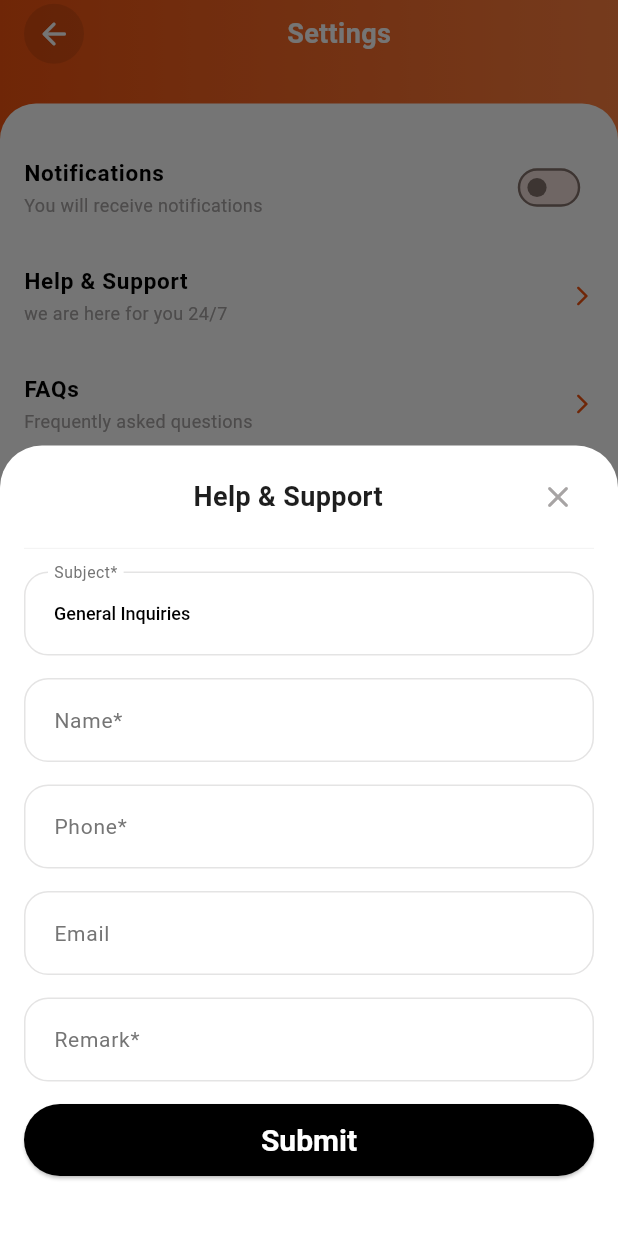
After one commit to jayantaex/Excellis-Travel, a Flutter app: the SettingScreen screen opened by its route, after a tap on "Help & Support", on a phone screen of 412 x 824 dp. The commit adds this screen. Run offline on Flutter 3.47's test engine with Material 3 defaults, Android fonts, the phone set to English and light mode, and no system bars; our stand-ins replace bloc, dio, equatable, firebase_messaging, flutter_bloc, flutter_local_notifications and 8 more; missing offline and left inert: barcode, razorpay_flutter, ticket_widget; accounts and stored records are empty; network calls fail.

Commit message:
settings screen design

```diff
--- a/lib/app_router.dart
+++ b/lib/app_router.dart
@@ -8,6 +8,7 @@ import 'features/legal/legal_module.dart';
 import 'features/notifiaction/notification_module.dart';
 import 'features/profile/profile_module.dart';
 import 'features/profile_management/profile_management_module.dart';
+import 'features/settings/settings_module.dart';
 import 'features/splash/screens/splash_screen.dart';
 import 'features/splash/splash_module.dart';
 import 'features/ticket/ticket_module.dart';
@@ -157,7 +158,13 @@ class AppRouter {
         path: NotificationModule.routePath,
         name: NotificationModule.routeName,
         builder: (context, state) => NotificationModule.builder(),
-      )
+      ),
+      //settings
+      GoRoute(
+        path: SettingsModule.routePath,
+        name: SettingsModule.routeName,
+        builder: (context, state) => SettingsModule.builder(),
+      ),
     ],
     errorBuilder: (context, state) => const Scaffold(
       body: Center(
--- a/lib/core/widgets/app_custom_appbar.dart
+++ b/lib/core/widgets/app_custom_appbar.dart
@@ -48,7 +48,7 @@ class AppCustomAppbar extends StatelessWidget {
                         const Text('CKG',
                             style: TextStyle(
                                 fontSize: 18,
-                                fontWeight: FontWeight.w400,
+                                fontWeight: FontWeight.w600,
                                 color: AppColors.white)),
                         Padding(
                           padding: const EdgeInsets.all(8.0),
@@ -57,14 +57,14 @@ class AppCustomAppbar extends StatelessWidget {
                         const Text('NTR',
                             style: TextStyle(
                                 fontSize: 18,
-                                fontWeight: FontWeight.w400,
+                                fontWeight: FontWeight.w600,
                                 color: AppColors.white)),
                       ]
                     : [
                         Text(centerTitle!,
                             style: const TextStyle(
                                 fontSize: 18,
-                                fontWeight: FontWeight.w400,
+                                fontWeight: FontWeight.w600,
                                 color: AppColors.white)),
                       ],
               )),
--- /dev/null
+++ b/lib/core/widgets/app_drop_down.dart
@@ -0,0 +1,63 @@
+import 'package:flutter/material.dart';
+
+import '../../../../core/constants/app_styles.dart';
+import '../../../../core/utils/app_helpers.dart';
+
+class AppDropDown extends StatelessWidget {
+  final String title;
+  final String value;
+  final String label;
+  final String? prefixIconName;
+  final List<DropdownMenuItem<String>> items;
+  final void Function(String?)? onChanged;
+
+  const AppDropDown(
+      {super.key,
+      required this.title,
+      required this.value,
+      required this.label,
+      this.prefixIconName,
+      required this.items,
+      this.onChanged});
+
+  @override
+  Widget build(BuildContext context) {
+    return DropdownButtonFormField(
+      dropdownColor: Theme.of(context).scaffoldBackgroundColor,
+      style: const TextStyle(
+          fontSize: 12, fontWeight: FontWeight.w500, color: AppColors.black),
+      padding: const EdgeInsets.symmetric(vertical: 0, horizontal: 0),
+      value: value,
+      icon: const SizedBox(),
+      borderRadius: BorderRadius.circular(12),
+      items: items,
+      onChanged: onChanged,
+      decoration: InputDecoration(
+        prefixIcon: prefixIconName != null
+            ? Padding(
+                padding: const EdgeInsets.all(11.0),
+                child: AppHelpers.svgAsset(
+                  assetName: prefixIconName!,
+                  isIcon: true,
+                ),
+              )
+            : null,
+        enabledBorder: OutlineInputBorder(
+          borderRadius: const BorderRadius.all(Radius.circular(16)),
+          borderSide: BorderSide(color: AppColors.grey.withOpacity(0.3)),
+        ),
+        border: OutlineInputBorder(
+          borderRadius: const BorderRadius.all(
+            Radius.circular(16),
+          ),
+          borderSide: BorderSide(color: AppColors.grey.withOpacity(0.3)),
+        ),
+        focusedBorder: OutlineInputBorder(
+          borderRadius: const BorderRadius.all(Radius.circular(16)),
+          borderSide: BorderSide(color: AppColors.grey.withOpacity(0.3)),
+        ),
+        labelText: label,
+      ),
+    );
+  }
+}
--- a/lib/features/profile_management/presentation/screens/my_profile_screen.dart
+++ b/lib/features/profile_management/presentation/screens/my_profile_screen.dart
@@ -6,6 +6,7 @@ import '../../../../core/constants/app_styles.dart';
 import '../../../../core/utils/app_helpers.dart';
 import '../../../../core/widgets/trans_white_bg_widget.dart';
 import '../../../legal/legal_module.dart';
+import '../../../settings/settings_module.dart';
 import '../../profile_management_module.dart';
 import '../widgets/log_out_sheet.dart';
 import '../widgets/user_content_widget.dart';
@@ -32,7 +33,7 @@ class MyProfileScreen extends StatelessWidget {
     {
       'title': 'Settings',
       'iconPath': '${AppConstants.assetIcontUrl}settings.svg',
-      'routeName': ProfileManagementModule.editProfileName
+      'routeName': SettingsModule.routeName
     },
     {
       'title': 'Sign Out',
--- /dev/null
+++ b/lib/features/settings/presentation/screens/setting_screen.dart
@@ -0,0 +1,153 @@
+import 'package:excellistravel/core/widgets/app_custom_appbar.dart';
+import 'package:excellistravel/core/widgets/app_gradient_bg.dart';
+import 'package:flutter/material.dart';
+import 'package:package_info_plus/package_info_plus.dart';
+
+import '../../../../core/constants/app_styles.dart';
+import '../widgets/faq_sheet.dart';
+import '../widgets/help_and_support_sheet.dart';
+
+class SettingScreen extends StatefulWidget {
+  const SettingScreen({super.key});
+
+  @override
+  State<SettingScreen> createState() => _SettingScreenState();
+}
+
+class _SettingScreenState extends State<SettingScreen> {
+  PackageInfo? packageInfo;
+  String appVersion = '1.0.0';
+  bool notificationOn = false;
+
+  @override
+  void initState() {
+    Future.delayed(Duration.zero, () async {
+      packageInfo = await PackageInfo.fromPlatform();
+      setState(() {
+        appVersion = packageInfo!.version;
+      });
+    });
+    super.initState();
+  }
+
+  @override
+  Widget build(BuildContext context) {
+    return Scaffold(
+      body: AppGradientBg(
+        child: SafeArea(
+          bottom: false,
+          child: Column(
+            children: [
+              const Padding(
+                padding: EdgeInsets.symmetric(horizontal: 16),
+                child: AppCustomAppbar(
+                  centerTitle: 'Settings',
+                ),
+              ),
+              Expanded(
+                child: Container(
+                  margin: const EdgeInsets.only(top: 24),
+                  padding:
+                      const EdgeInsets.symmetric(horizontal: 16, vertical: 20),
+                  decoration: const BoxDecoration(
+                    color: AppColors.white,
+                    borderRadius: BorderRadius.only(
+                      topLeft: Radius.circular(24),
+                      topRight: Radius.circular(24),
+                    ),
+                  ),
+                  child: Column(
+                    children: [
+                      ListTile(
+                        contentPadding: const EdgeInsets.all(0),
+                        title: const Text('Notifications',
+                            style: TextStyle(
+                              fontSize: 15,
+                              fontWeight: FontWeight.w600,
+                              color: AppColors.black,
+                            )),
+                        subtitle: const Text('You will receive notifications',
+                            style: TextStyle(
+                              fontSize: 12,
+                              fontWeight: FontWeight.w400,
+                              color: AppColors.grey,
+                            )),
+                        trailing: Transform.scale(
+                          scale: 0.8,
+                          child: Switch.adaptive(
+                            value: notificationOn,
+                            onChanged: (value) {
+                              setState(() {
+                                notificationOn = value;
+                              });
+                            },
+                          ),
+                        ),
+                      ),
+                      ListTile(
+                        onTap: () {
+                          showHelpAndSupportSheet(context: context);
+                        },
+                        contentPadding: const EdgeInsets.all(0),
+                        title: const Text('Help & Support',
+                            style: TextStyle(
+                              fontSize: 15,
+                              fontWeight: FontWeight.w600,
+                              color: AppColors.black,
+                            )),
+                        subtitle: const Text('we are here for you 24/7',
+                            style: TextStyle(
+                              fontSize: 12,
+                              fontWeight: FontWeight.w400,
+                              color: AppColors.grey,
+                            )),
+                        trailing: const Icon(
+                          Icons.arrow_forward_ios_rounded,
+                          color: AppColors.primary,
+                          size: 16,
+                        ),
+                      ),
+                      ListTile(
+                        onTap: () {
+                          showFaqSheet(context: context);
+                        },
+                        contentPadding: const EdgeInsets.all(0),
+                        title: const Text('FAQs',
+                            style: TextStyle(
+                              fontSize: 15,
+                              fontWeight: FontWeight.w600,
+                              color: AppColors.black,
+                            )),
+                        subtitle: const Text('Frequently asked questions',
+                            style: TextStyle(
+                              fontSize: 12,
+                              fontWeight: FontWeight.w400,
+                              color: AppColors.grey,
+                            )),
+                        trailing: const Icon(
+                          Icons.arrow_forward_ios_rounded,
+                          color: AppColors.primary,
+                          size: 16,
+                        ),
+                      )
+                    ],
+                  ),
+                ),
+              ),
+            ],
+          ),
+        ),
+      ),
+      bottomNavigationBar: Container(
+        color: AppColors.white,
+        height: 55,
+        child: Column(
+          children: [
+            Text('V$appVersion',
+                style: const TextStyle(fontSize: 16, color: AppColors.grey)),
+          ],
+        ),
+      ),
+    );
+  }
+}
--- /dev/null
+++ b/lib/features/settings/presentation/widgets/faq_sheet.dart
@@ -0,0 +1,123 @@
+import 'package:flutter/material.dart';
+import '../../../../core/constants/app_styles.dart';
+import '../../../../core/utils/app_helpers.dart';
+
+Future<void> showFaqSheet({required BuildContext context}) async {
+  await showModalBottomSheet(
+    isScrollControlled: true,
+    backgroundColor: AppColors.white,
+    context: context,
+    builder: (context) => FaqSheet(),
+  );
+}
+
+class FaqSheet extends StatelessWidget {
+  FaqSheet({super.key});
+  final List<Map<String, String>> faqs = [
+    {
+      'question': 'How do I book a flight?',
+      'answer':
+          'You can book a flight by searching for your preferred route, selecting your desired flight, entering passenger details, and completing payment. You will receive an e-ticket once your booking is confirmed.',
+    },
+    {
+      'question': 'I didn’t receive my ticket after booking. What should I do?',
+      'answer':
+          'Please check your email’s spam or junk folder. If you still don’t see the ticket, open the “My Bookings” section in the app to download it, or contact our support team for help.',
+    },
+    {
+      'question': 'Can I cancel or change my booking?',
+      'answer':
+          'Yes, you can cancel or modify your booking from the “My Bookings” page, depending on the airline’s policy. Cancellation or rescheduling charges may apply.',
+    },
+    {
+      'question': 'How do I request a refund?',
+      'answer':
+          'After canceling your booking, refunds are processed automatically within 5–7 business days. If the refund does not appear, please contact our support team with your booking ID.',
+    },
+    {
+      'question':
+          'My payment failed, but the amount was deducted. What should I do?',
+      'answer':
+          'If payment was deducted but the booking failed, the amount will usually be refunded automatically within 3–5 business days. If it doesn’t appear, please share the transaction ID with our support team.',
+    },
+    {
+      'question': 'Can I add baggage or select a seat after booking?',
+      'answer':
+          'Yes, you can add extra baggage or choose seats by going to “Manage Booking.” Some airlines may charge additional fees for these services.',
+    },
+    {
+      'question': 'How will I know if my flight schedule changes?',
+      'answer':
+          'We’ll notify you via email, SMS, or app notification if there’s a schedule change. You can also check the latest flight status in “My Bookings.”',
+    },
+    {
+      'question': 'Can I book for someone else?',
+      'answer':
+          'Yes, you can book tickets for family or friends. Just make sure to enter their correct details during booking, as name changes are not allowed after confirmation.',
+    },
+    {
+      'question': 'Do I need to print my ticket?',
+      'answer':
+          'No, a digital e-ticket is sufficient. You can show it on your phone at the airport along with a valid ID proof.',
+    },
+    {
+      'question': 'How do I contact customer support?',
+      'answer':
+          'You can reach our support team through the “Help & Support” section in the app, via chat, email, or phone. Our team is available 24/7 to assist you.',
+    },
+  ];
+
+  @override
+  Widget build(BuildContext context) {
+    return Container(
+      height: AppHelpers.getScreenHeight(context) * 0.9,
+      padding: const EdgeInsets.only(left: 16, right: 16, top: 10, bottom: 40),
+      width: AppHelpers.getScreenWidth(context),
+      child: Column(
+        mainAxisSize: MainAxisSize.min,
+        children: [
+          Row(
+            mainAxisAlignment: MainAxisAlignment.spaceBetween,
+            children: [
+              const SizedBox(width: 20),
+              const Text(
+                'FAQs',
+                style: TextStyle(fontSize: 18, fontWeight: FontWeight.w600),
+              ),
+              IconButton(
+                  onPressed: () => Navigator.pop(context),
+                  icon: const Icon(
+                    Icons.close_rounded,
+                    color: AppColors.grey,
+                  ))
+            ],
+          ),
+          const SizedBox(height: 10),
+          const Divider(
+            thickness: 0.5,
+          ),
+          const SizedBox(height: 15),
+          Expanded(
+            child: ListView.builder(
+                itemCount: faqs.length,
+                itemBuilder: (context, index) {
+                  return ListTile(
+                    contentPadding: const EdgeInsets.all(0),
+                    title: Text(faqs[index]['question']!,
+                        style: const TextStyle(
+                            fontSize: 14, fontWeight: FontWeight.w600)),
+                    subtitle: Text(
+                      faqs[index]['answer']!,
+                      style: const TextStyle(
+                          fontSize: 12,
+                          fontWeight: FontWeight.w400,
+                          color: AppColors.grey),
+                    ),
+                  );
+                }),
+          )
+        ],
+      ),
+    );
+  }
+}
--- /dev/null
+++ b/lib/features/settings/presentation/widgets/help_and_support_sheet.dart
@@ -0,0 +1,147 @@
+import 'package:excellistravel/core/widgets/primary_button.dart';
+import 'package:excellistravel/core/widgets/primary_input.dart';
+import 'package:flutter/material.dart';
+
+import '../../../../core/constants/app_styles.dart';
+import '../../../../core/utils/app_helpers.dart';
+import '../../../../core/widgets/app_drop_down.dart';
+
+Future<void> showHelpAndSupportSheet({required BuildContext context}) async {
+  await showModalBottomSheet(
+    isScrollControlled: true,
+    backgroundColor: AppColors.white,
+    context: context,
+    builder: (context) => HelpAndSupportSheet(),
+  );
+}
+
+class HelpAndSupportSheet extends StatelessWidget {
+  HelpAndSupportSheet({super.key});
+
+  final TextEditingController _nameController = TextEditingController();
+  final TextEditingController _emailController = TextEditingController();
+  final TextEditingController _phoneController = TextEditingController();
+  final TextEditingController _remarkController = TextEditingController();
+  String selectedSubject = 'General Inquiries';
+  final List<DropdownMenuItem<String>> supportItems = const [
+    DropdownMenuItem(
+      value: 'Flight Booking & Ticketing Issues',
+      child: Text('Flight Booking & Ticketing Issues'),
+    ),
+    DropdownMenuItem(
+      value: 'Payments & Refunds',
+      child: Text('Payments & Refunds'),
+    ),
+    DropdownMenuItem(
+      value: 'Flight Changes & Cancellations',
+      child: Text('Flight Changes & Cancellations'),
+    ),
+    DropdownMenuItem(
+      value: 'Passenger Information & Documents',
+      child: Text('Passenger Information & Documents'),
+    ),
+    DropdownMenuItem(
+      value: 'Add-ons & Services',
+      child: Text('Add-ons & Services'),
+    ),
+    DropdownMenuItem(
+      value: 'Technical & App Issues',
+      child: Text('Technical & App Issues'),
+    ),
+    DropdownMenuItem(
+      value: 'Other Travel Services',
+      child: Text('Other Travel Services'),
+    ),
+    DropdownMenuItem(
+      value: 'Account & Loyalty',
+      child: Text('Account & Loyalty'),
+    ),
+    DropdownMenuItem(
+      value: 'General Inquiries',
+      child: Text('General Inquiries'),
+    ),
+  ];
+
+  @override
+  Widget build(BuildContext context) {
+    return Container(
+      padding: const EdgeInsets.only(left: 16, right: 16, top: 10, bottom: 40),
+      width: AppHelpers.getScreenWidth(context),
+      child: Column(
+        mainAxisSize: MainAxisSize.min,
+        children: [
+          Row(
+            mainAxisAlignment: MainAxisAlignment.spaceBetween,
+            children: [
+              const SizedBox(width: 20),
+              const Text(
+                'Help & Support',
+                style: TextStyle(fontSize: 18, fontWeight: FontWeight.w600),
+              ),
+              IconButton(
+                  onPressed: () => Navigator.pop(context),
+                  icon: const Icon(
+                    Icons.close_rounded,
+                    color: AppColors.grey,
+                  ))
+            ],
+          ),
+          const SizedBox(height: 10),
+          const Divider(
+            thickness: 0.5,
+          ),
+          const SizedBox(height: 15),
+          AppDropDown(
+            onChanged: (p0) {},
+            items: supportItems,
+            label: 'Subject*',
+            title: 'Select Subject',
+            value: selectedSubject,
+          ),
+          const SizedBox(height: 15),
+          AppPrimaryInput(
+            maxCharacters: 50,
+            label: 'Name*',
+            controller: _nameController,
+            isMultiline: false,
+            hint: 'Enter your name',
+          ),
+          const SizedBox(height: 15),
+          AppPrimaryInput(
+            maxCharacters: 10,
+            label: 'Phone*',
+            controller: _phoneController,
+            isMultiline: false,
+            hint: 'Enter your phone number',
+            keyboardType: TextInputType.phone,
+          ),
+          const SizedBox(height: 15),
+          AppPrimaryInput(
+            maxCharacters: 50,
+            label: 'Email',
+            controller: _nameController,
+            isMultiline: false,
+            hint: 'Enter your email address',
+            keyboardType: TextInputType.emailAddress,
+          ),
+          const SizedBox(height: 15),
+          AppPrimaryInput(
+            maxCharacters: 50,
+            label: 'Remark*',
+            controller: _remarkController,
+            isMultiline: false,
+            hint: 'Enter your query',
+          ),
+          const SizedBox(height: 15),
+          AppPrimaryButton(
+            title: 'Submit',
+            isLoading: false,
+            onPressed: () {
+              Navigator.pop(context);
+            },
+          )
+        ],
+      ),
+    );
+  }
+}
--- /dev/null
+++ b/lib/features/settings/settings_module.dart
@@ -0,0 +1,9 @@
+import 'package:flutter/material.dart';
+
+import 'presentation/screens/setting_screen.dart';
+
+class SettingsModule {
+  static String routePath = '/settings';
+  static String routeName = 'settings';
+  static Widget builder() => const SettingScreen();
+}
--- a/pubspec.yaml
+++ b/pubspec.yaml
@@ -62,6 +62,8 @@ dependencies:
   webview_flutter: ^4.10.0
   # Network logger
   pretty_dio_logger: ^1.4.0
+  # Package info
+  package_info_plus: ^9.0.0
 
 
 
```
Also changed, not shown: pubspec.lock, 2 other files.
